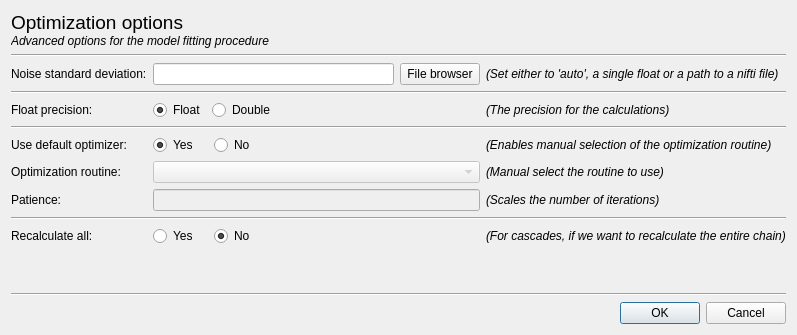
The window that mdt/data/qt_designs/optimization_options_dialog.ui (robbert-harms/MDT) describes before a commit, drawn with Qt 5.
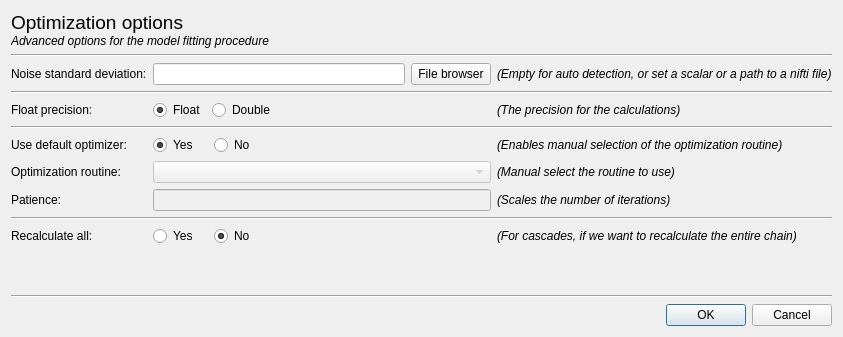
The same window after the commit.

```diff
--- a/mdt/data/qt_designs/optimization_options_dialog.ui
+++ b/mdt/data/qt_designs/optimization_options_dialog.ui
@@ -6,8 +6,8 @@
    <rect>
     <x>0</x>
     <y>0</y>
-    <width>797</width>
-    <height>335</height>
+    <width>843</width>
+    <height>337</height>
    </rect>
   </property>
   <property name="windowTitle">
@@ -81,7 +81,7 @@
         </font>
        </property>
        <property name="text">
-        <string>(Set either to 'auto', a single float or a path to a nifti file)</string>
+        <string>(Empty for auto detection, or set a scalar or a path to a nifti file)</string>
        </property>
       </widget>
      </item>
```
Left out of the diff: 4 changed lines with no effect on the pictures.
